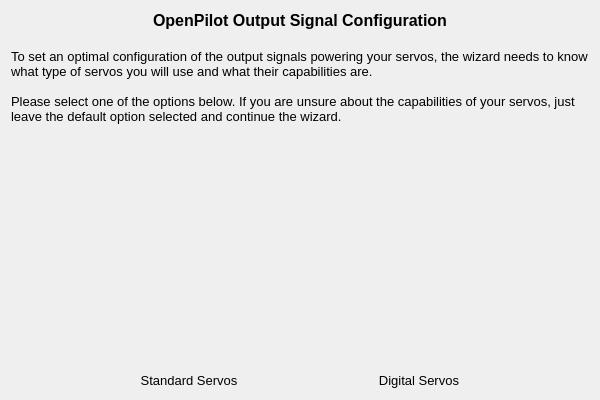
Above: ground/openpilotgcs/src/plugins/setupwizard/pages/outputpagefixedwing.ui from openpilot/OpenPilot before the change. Below: the same form after it.
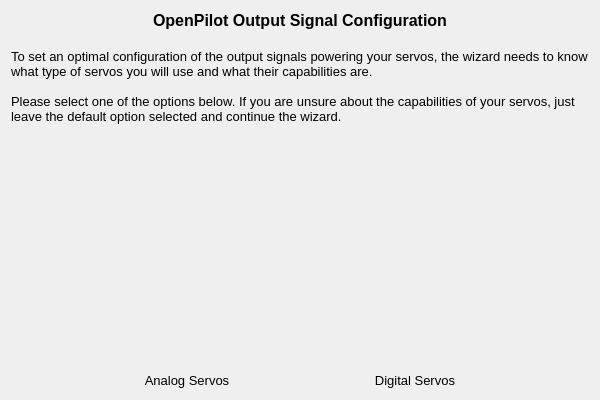
That is the form after the change. Icons and pictures are not drawn.

Commit message: Change wording, standard servos to analog servos

The edit to the form file:
```diff
--- a/ground/openpilotgcs/src/plugins/setupwizard/pages/outputpagefixedwing.ui
+++ b/ground/openpilotgcs/src/plugins/setupwizard/pages/outputpagefixedwing.ui
@@ -68,7 +68,7 @@
         <string notr="true">QToolButton { border: none }</string>
        </property>
        <property name="text">
-        <string>Standard Servos</string>
+        <string>Analog Servos</string>
        </property>
        <property name="icon">
         <iconset resource="../wizardResources.qrc">
```
The commit also changes 1 other file.
